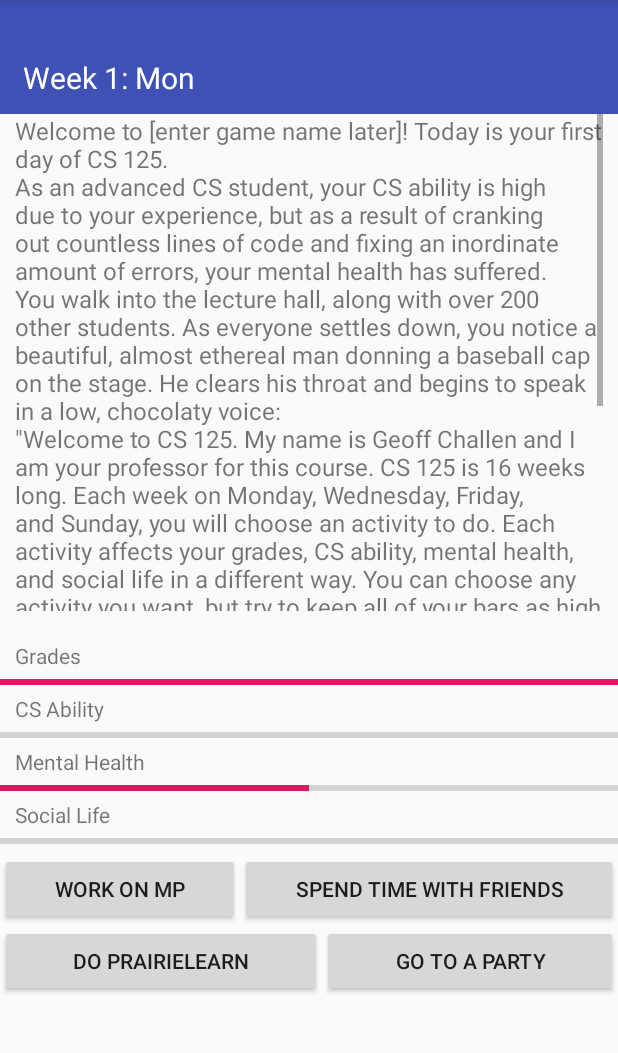
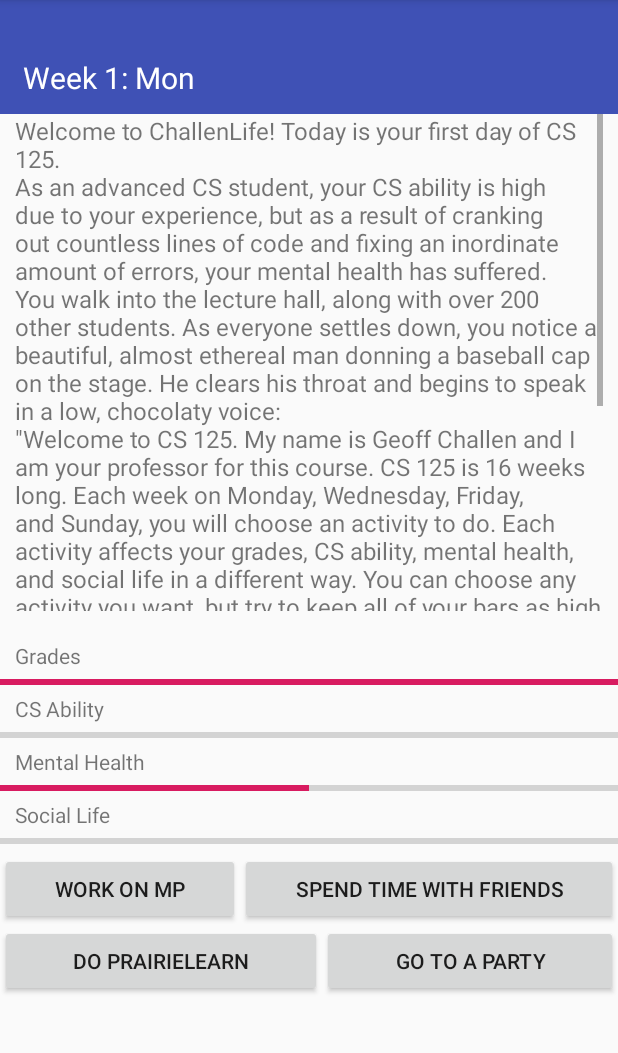
Before and after one commit to aeahn2/Final_Project, an Android app: the GameActivity screen opened directly, with no data from a screen before it, on a phone screen of 412 x 824 dp, the part 84-1137 px from its top. Run offline under Robolectric (Android 15) with nearby library versions, the phone set to English and light mode, and no system bars; 1 statement that could not run was skipped.

Commit message:
Finished game 0

```diff
--- a/app/src/main/java/com/example/finalproject/GameActivity.java
+++ b/app/src/main/java/com/example/finalproject/GameActivity.java
@@ -61,7 +61,7 @@ public final class GameActivity extends AppCompatActivity {
         MediaPlayer welcome = MediaPlayer.create(GameActivity.this,R.raw.welcome);
         welcome.setVolume(1f, 1f);
         welcome.start();
-        activityLogText.append("Welcome to [enter game name later]! Today is your first day of CS 125. \n");
+        activityLogText.append("Welcome to ChallenLife! Today is your first day of CS 125. \n");
         if (intent.getStringExtra("mode").equals("Beginner")) {
             activityLogText.append("As a beginner CS student, your CS ability is low due to lack of experience, " +
                     "but your mental health is high as a young, naive CS prospect. \n");
```
